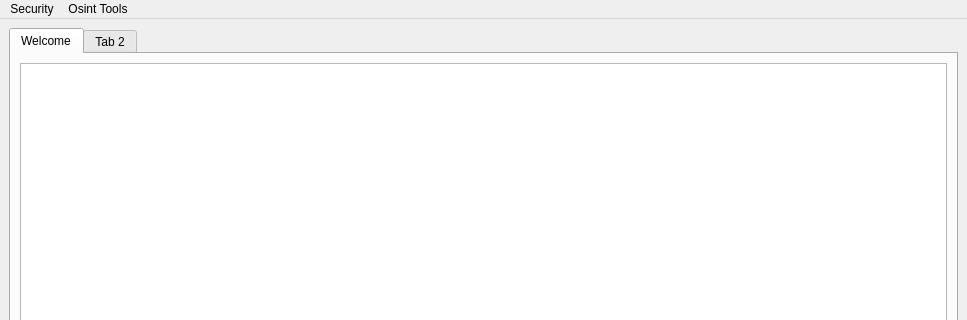
Above: raw_ui_files/TheHive_mainWindow.ui from MehmetYukselSekeroglu/TheHive before the change; both pictures show x 0 to 967 and y 0 to 320 of the 967 by 656 pixel window. Below: the same form after it.
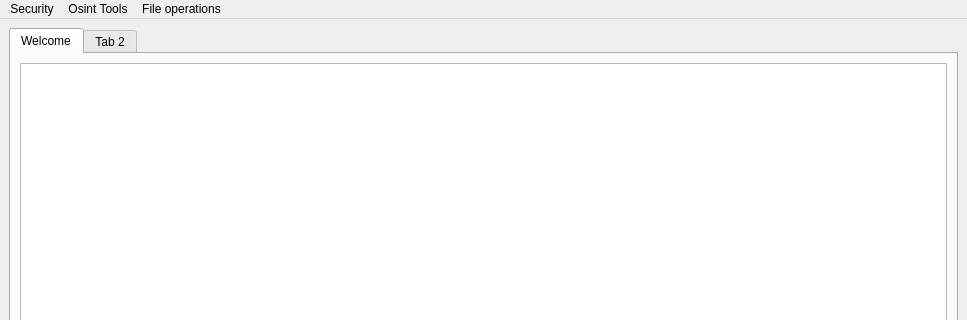
That is the form after the change.

The edit to the form file:
```diff
--- a/raw_ui_files/TheHive_mainWindow.ui
+++ b/raw_ui_files/TheHive_mainWindow.ui
@@ -67,9 +67,18 @@
     </property>
     <addaction name="actioniban_Parser"/>
     <addaction name="actionreverse_ip_lookup"/>
+    <addaction name="actionPhone_number_parser"/>
+   </widget>
+   <widget class="QMenu" name="menuFile_operations">
+    <property name="title">
+     <string>File operations</string>
+    </property>
+    <addaction name="actionVideo_frame_extractor"/>
+    <addaction name="actionSound_Converter"/>
    </widget>
    <addaction name="menuSecurity"/>
    <addaction name="menuOsintTools"/>
+   <addaction name="menuFile_operations"/>
   </widget>
   <widget class="QStatusBar" name="statusbar"/>
   <action name="actionChange_Login_Password">
```
Left out of the diff: 19 changed lines with no effect on the pictures.
